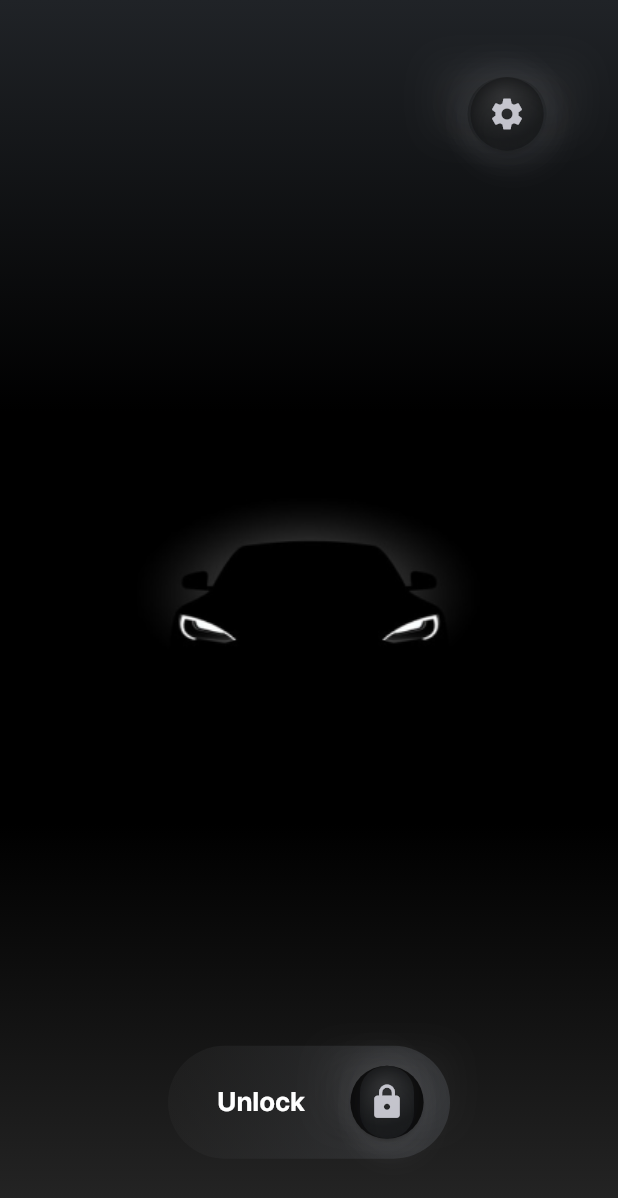
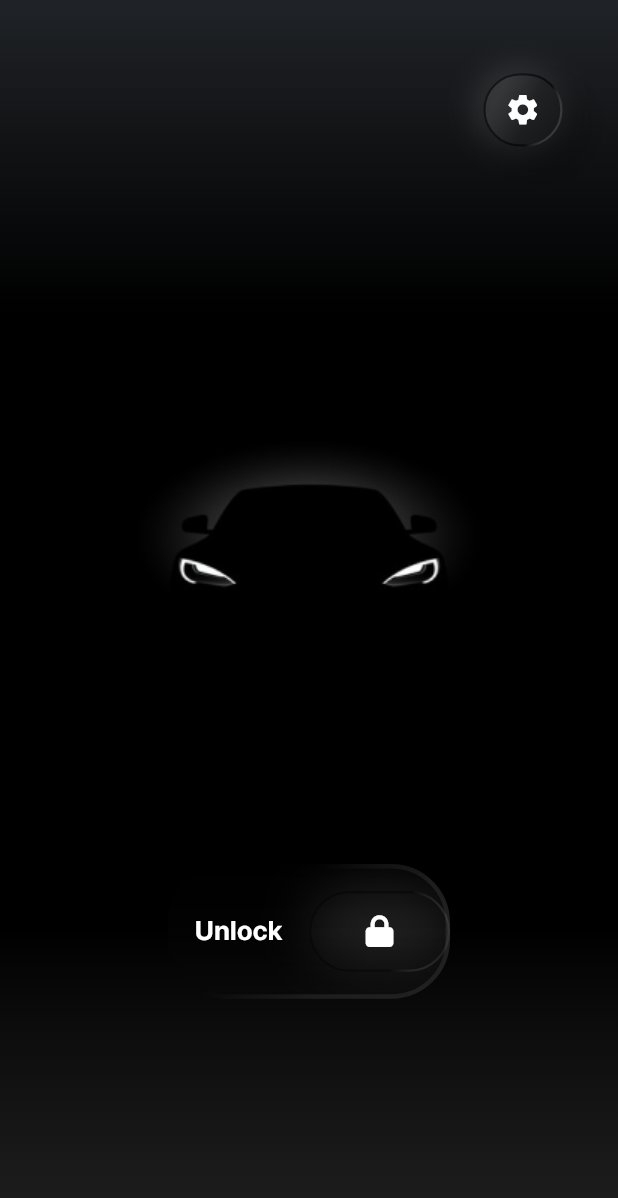
Before and after one commit to fawadshahzada/TeslaApp, a Flutter app: the HomeScreen screen opened directly, scrolled down 319 dp, after a tap on the "lock" icon, on a phone screen of 412 x 824 dp. Shown: the top 1198 px of the screen. Run offline on Flutter 3.47's test engine with Material 3 defaults, Android fonts, the phone set to English and light mode, and no system bars; drawn by our look-alikes of glassmorphism; our stand-ins replace animated_flip_counter, flutter_inset_box_shadow, flutter_screenutil, font_awesome_flutter.

Commit message:
some final touches, more to come

```diff
--- a/lib/common_widget/lock_unlock_container.dart
+++ b/lib/common_widget/lock_unlock_container.dart
@@ -1,32 +1,53 @@
 import 'package:flutter/material.dart';
 import 'package:flutter_screenutil/flutter_screenutil.dart';
+import 'package:glassmorphism/glassmorphism.dart';
 import 'package:test1/common_widget/setting_button.dart';
 
-Widget lockUnlockContainer(IconData icon, String text, void Function() onPressed,context) {
-  return Container(
+Widget lockUnlockContainer(
+    IconData icon, String text, void Function() onPressed, context) {
+  return GlassmorphicContainer(
     width: 178.w,
-    height: 77.h,
-    padding: const EdgeInsets.only(left: 20,),
-    decoration: BoxDecoration(
-      color: Colors.black,
-      borderRadius: BorderRadius.circular(40.r),
-      // shadow that goes inside the box making the child look shallower
-      gradient: LinearGradient(
-        begin: Alignment.centerRight,
-        end: Alignment.centerLeft,
+    height: 92.h,
+    borderRadius: 40.r,
+    blur: 17,
+    alignment: Alignment.center,
+    border:3.0,
+    linearGradient: LinearGradient(
+      begin: Alignment.topLeft,
+      end: Alignment.bottomRight,
       colors: [
-          const Color(0xFF494c51).withOpacity(0.5),
-          const Color(0xFF2D2D2D).withOpacity(0.3),
+        const Color(0xff000000).withOpacity(0.01),
+        const Color(0xff000000).withOpacity(0.01),
+        const Color(0xffFFFFFF).withOpacity(0.01),
+        //const Color(0xff000000).withOpacity(0.01),
+      ],
+      stops: const [
+        0.1,
+        0.5,
+        1,
       ],
     ),
+    borderGradient: LinearGradient(
+      begin: Alignment.topCenter,
+      end: Alignment.bottomRight,
+      colors: [
+        const Color(0xff000000).withOpacity(0.1),
+        const Color(0xff000000).withOpacity(0.1),
+        const Color(0xffffffff).withOpacity(0.08),
+        const Color(0xffffffff).withOpacity(0.08),
+      ],
+      stops: const [
+        0.0,
+        0.05,
+        0.5,
+        1,
+      ],
     ),
     child: Row(
       mainAxisAlignment: MainAxisAlignment.spaceBetween,
       children: [
         Expanded(
           flex: 2,
-          child: SizedBox(
-            width: 110.w,
           child: Center(
             child: Text(
               text,
@@ -39,11 +60,15 @@ Widget lockUnlockContainer(IconData icon, String text, void Function() onPressed
             ),
           ),
         ),
-        ),
         // circular elevated button with shadow and setting icon
         Expanded(
           flex: 2,
-            child: settingButton(context, icon, onPressed))
+          child: containerSettingButton(
+            context,
+            icon,
+            onPressed,
+          ),
+        )
       ],
     ),
   );
--- a/lib/common_widget/setting_button.dart
+++ b/lib/common_widget/setting_button.dart
@@ -1,111 +1,137 @@
+import 'package:flutter/cupertino.dart';
 import 'package:flutter/material.dart' hide BoxDecoration, BoxShadow;
-import 'package:flutter_inset_box_shadow/flutter_inset_box_shadow.dart';
 import 'package:flutter_screenutil/flutter_screenutil.dart';
+import 'package:font_awesome_flutter/font_awesome_flutter.dart';
+import 'package:glassmorphism/glassmorphism.dart';
 
 Widget settingButton(BuildContext context, IconData icon,VoidCallback onPressed) {
   return Container(
     decoration: BoxDecoration(
+      borderRadius: BorderRadius.circular(40.r),
       boxShadow: [
         BoxShadow(
-          color: const Color(0xffFFFFFF).withOpacity(0.04),
-          spreadRadius: 0,
-          blurRadius: 20,
-          offset: const Offset(0, -10),
+          offset: const Offset(-3,-1),
+          blurRadius: 15,
+          spreadRadius: 4,
+          color: Colors.white.withOpacity(0.1),
         ),
-        // shadow color 0xff00000 2% to the bottom side with more blur radius
         BoxShadow(
-          color: const Color(0xff000000).withOpacity(0.02),
-          spreadRadius: 0,
-          blurRadius: 20,
-          offset: const Offset(0, 2),
+          offset: const Offset(12,12),
+          blurRadius: 15,
+          spreadRadius: 6,
+          color: Colors.black.withOpacity(0.2),
         ),
-        // shadow color 0xff00000 2% to the left side with more blur radius
-        BoxShadow(
-          color: const Color(0xff000000).withOpacity(0.02),
-          spreadRadius: 5,
-          blurRadius: 20,
-          offset: const Offset(-2, 0),
-
-        ),
-      ]
+      ],
     ),
-    child: ElevatedButton(
-      onPressed: onPressed,
-      style: ElevatedButton.styleFrom(
-        backgroundColor: Colors.black,
-        shape: CircleBorder(
-          // the border color should have and linear gradient color #000000 45% and #FFFFFF 100%
-          side: BorderSide(
-            color: const Color(0xff000000).withOpacity(0.1),
-            width: 2.5,
-            strokeAlign: BorderSide.strokeAlignInside,
-          ),
-        ),
+    child: GlassmorphicContainer(
+      width: 50.w,
+      height: 50.h,
+      borderRadius: 40.r,
+      blur: 17,
+      alignment: Alignment.center,
+      border: 1.5,
+      linearGradient: LinearGradient(
+        begin: Alignment.centerLeft,
+        end: Alignment.bottomRight,
+        colors: [
+          const Color(0xffFFFFFF).withOpacity(0.1),
+          const Color(0xffFFFFFF).withOpacity(0.01),
+          //const Color(0xff000000).withOpacity(0.01),
+          const Color(0xff000000).withOpacity(0.01),
+        ],
+        stops: const [
+          0.1,
+          0.5,
+          1,
+        ],
+      ),
+      borderGradient: LinearGradient(
+        begin: Alignment.centerLeft,
+        end: Alignment.bottomRight,
+        colors: [
+          const Color(0xff000000).withOpacity(0.6),
+          const Color(0xff000000).withOpacity(0.6),
+          const Color(0xffffffff).withOpacity(0.01),
+        ],
+        stops: const [
+          0.0,
+          0.6,
+          1,
+        ],
       ),
 
-      child: Container(
-        height: 50.h,
-        width: 50.w,
-        decoration: BoxDecoration(
-          color: Colors.transparent,
-          image: const DecorationImage(
-            image: AssetImage('assets/images/setting_background.png'),
-            fit: BoxFit.cover,
-          ),
-          //border color should be #000000 45% and #FFFFFF 100%
-          border: Border.all(
-            color: const Color(0xff202224).withOpacity(0),
-            width: 1.5,),
-          borderRadius: BorderRadius.circular(40.r),
-          // shadow that goes inside the box making the child look shallower
-          boxShadow: [
-            BoxShadow(
-              offset: const Offset(4, 8),
-              blurRadius: 5,
-              spreadRadius: -20,
-              color: Colors.black.withOpacity(0.2),
-              inset: true,
-            ),
-            BoxShadow(
-              offset: const Offset(4, 8),
-              blurRadius: 10,
-              spreadRadius: -5,
-              color: Colors.black.withOpacity(0.4),
-              inset: true,
-            ),
-            // shadow color 0xff00000 2% to the top side with more blur radius
-            BoxShadow(
-              color: const Color(0xffEBEBF5).withOpacity(0.02),
-              spreadRadius: 10,
-              blurRadius: 10,
-              offset: const Offset(-6, -6),
-            ),
-            BoxShadow(
-              color: const Color(0xffEBEBF5).withOpacity(0.01),
-              spreadRadius: 10,
-              blurRadius: 10,
-              offset: const Offset(0, -3),
-            ),
-            BoxShadow(
-              color: const Color(0xffEBEBF5).withOpacity(0.03),
-              spreadRadius: 10,
-              blurRadius: 10,
-              offset: const Offset(4, 6),
-            ),
-            BoxShadow(
-              color: const Color(0xffEBEBF5).withOpacity(0.01),
-              spreadRadius: 10,
-              blurRadius: 10,
-              offset: const Offset(0, 2),
-            ),
-          ],
-        ),
+      child: GestureDetector(
+        onTap: onPressed,
         child: Icon(
           icon,
-          color: const Color(0xffEBEBF5).withOpacity(0.8),
-          size: 24.sp,
+          color: Colors.white,
+          size: 25.r,
         ),
       ),
     ),
   );
 }
+
+Widget containerSettingButton(BuildContext context, IconData icon,VoidCallback onPressed) {
+  return Container(
+    height: 55.h,
+    width: 55.w,
+    decoration: BoxDecoration(
+      borderRadius: BorderRadius.circular(100.r),
+      boxShadow: [
+        BoxShadow(
+          offset: const Offset(0,-5),
+          blurRadius: 30,
+          spreadRadius: 0,
+          color: Colors.white.withOpacity(0.1),
+        ),
+      ],
+    ),
+    child: GlassmorphicContainer(
+      width: 55.w,
+      height: 55.h,
+      borderRadius: 100.r,
+      blur: 0,
+      alignment: Alignment.center,
+      border: 1.5,
+      linearGradient: LinearGradient(
+        begin: Alignment.topCenter,
+        end: Alignment.bottomCenter,
+        colors: [
+          const Color(0xffFFFFFF).withOpacity(0.001),
+          const Color(0xffFFFFFF).withOpacity(0.01),
+          const Color(0xff000000).withOpacity(0.01),
+        ],
+        stops: const [
+          0.1,
+          0.5,
+          1,
+        ],
+      ),
+      borderGradient: LinearGradient(
+        begin: Alignment.centerLeft,
+        end: Alignment.bottomRight,
+        colors: [
+          const Color(0xff000000).withOpacity(0.4),
+          const Color(0xff000000).withOpacity(0.4),
+          const Color(0xffffffff).withOpacity(0.01),
+        ],
+        stops: const [
+          0.0,
+          0.6,
+          1,
+        ],
+      ),
+
+      child: GestureDetector(
+        onTap: onPressed,
+        child: Icon(
+          icon,
+          color: icon==FontAwesomeIcons.lockOpen?const Color(0xff2FB8FF).withOpacity(1):Colors.white,
+          size: 21,
+          fill: 0.5,
+        ),
+      ),
+    ),
+  );
+}
--- a/lib/screen/home_screen.dart
+++ b/lib/screen/home_screen.dart
@@ -70,7 +70,7 @@ class HomeScreen extends StatelessWidget {
                           },
                           icon: Icon(
                             CupertinoIcons.car_detailed,
-                            color: const Color(0xffEBEBF5).withOpacity(0.6),
+                            color: watch.currentIndex==0?const Color(0xff2FB8FF).withOpacity(1) :const Color(0xffEBEBF5).withOpacity(0.6),
                             size: 30.r,
                           ),
                         ),
@@ -81,7 +81,7 @@ class HomeScreen extends StatelessWidget {
                           },
                           icon: Icon(
                             Icons.electric_bolt,
-                            color: const Color(0xffEBEBF5).withOpacity(0.6),
+                            color: watch.currentIndex==1?const Color(0xff2FB8FF).withOpacity(1) :const Color(0xffEBEBF5).withOpacity(0.6),
                             size: 30.r,
                           ),
                         ),
@@ -96,7 +96,7 @@ class HomeScreen extends StatelessWidget {
                           },
                           icon: Icon(
                             CupertinoIcons.location_fill,
-                            color: const Color(0xffEBEBF5).withOpacity(0.6),
+                            color: watch.currentIndex==2?const Color(0xff2FB8FF).withOpacity(1) :const Color(0xffEBEBF5).withOpacity(0.6),
                             size: 28.r,
                           ),
                         ),
@@ -108,7 +108,7 @@ class HomeScreen extends StatelessWidget {
                           },
                           icon: Icon(
                             Icons.person,
-                            color: const Color(0xffEBEBF5).withOpacity(0.6),
+                            color: watch.currentIndex==3?const Color(0xff2FB8FF).withOpacity(1) :const Color(0xffEBEBF5).withOpacity(0.6),
                             size: 30.r,
                           ),
                         ),
--- a/lib/screen/look_screen.dart
+++ b/lib/screen/look_screen.dart
@@ -1,6 +1,7 @@
 import 'package:flutter/material.dart';
 import 'package:flutter/services.dart';
 import 'package:flutter_screenutil/flutter_screenutil.dart';
+import 'package:font_awesome_flutter/font_awesome_flutter.dart';
 import 'package:test1/common_widget/lock_unlock_container.dart';
 import 'package:test1/common_widget/setting_button.dart';
 import 'package:test1/screen/home_screen.dart';
@@ -54,25 +55,28 @@ class _LockScreenState extends State<LockScreen>
                       Color(0xff282a2f),
                       Color(0xff28343b),
                       Color(0xff18191b),
+                      Color(0xff18191b),
                     ],
                   )
-                : const LinearGradient(
+                : LinearGradient(
                     begin: Alignment.topCenter,
                     end: Alignment.bottomCenter,
                     colors: [
-                      Color(0xff202327),
-                      Color(0xff000000),
-                      Color(0xff000000),
-                      Color(0xff272727),
+                      const Color(0xff202327),
+                      const Color(0xff000000),
+                      const Color(0xff000000),
+                      const Color(0xff000000),
+                      const Color(0xff272727).withOpacity(0.8),
                     ],
                   ),
           ),
           child: Column(
-            mainAxisSize: MainAxisSize.max,
-            mainAxisAlignment: MainAxisAlignment.spaceAround,
             children: [
+              SizedBox(
+                height: 50.h,
+              ),
               Padding(
-                  padding: EdgeInsets.only(left: 250.w),
+                  padding: EdgeInsets.only(left: 270.w),
                   child: settingButton(context, Icons.settings, () {
                     Navigator.push(
                         context,
@@ -81,6 +85,9 @@ class _LockScreenState extends State<LockScreen>
                                   currentScreen: 0,
                                 )));
                   })),
+              SizedBox(
+                height: 70.h,
+              ),
               isExpanded
                   ? SizedBox(
                       height: 400.h,
@@ -128,8 +135,11 @@ class _LockScreenState extends State<LockScreen>
                       height: 400.h,
                       child: Image.asset('assets/images/black_car_image.png'),
                     ),
+              SizedBox(
+                height: 20.h,
+              ),
               lockUnlockContainer(
-                isExpanded ? Icons.lock_open_rounded : Icons.lock,
+                isExpanded ? FontAwesomeIcons.lockOpen : FontAwesomeIcons.lock,
                 isExpanded ? 'Lock' : 'Unlock',
                 () {
                   // make the value equal to 0
```
Lines whose indentation alone changed are shown as unchanged.
